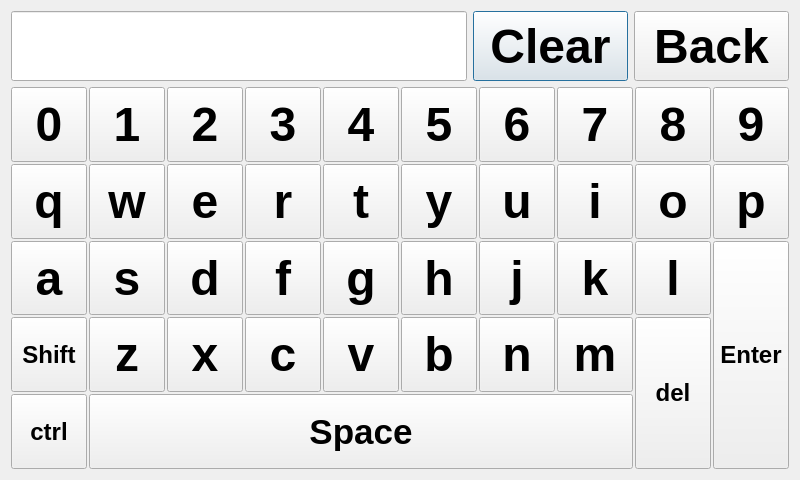
Before: the Qt Designer form src/ui_elements/keyboard.ui in AndreWohnsland/CocktailBerry, drawn with Qt 5.
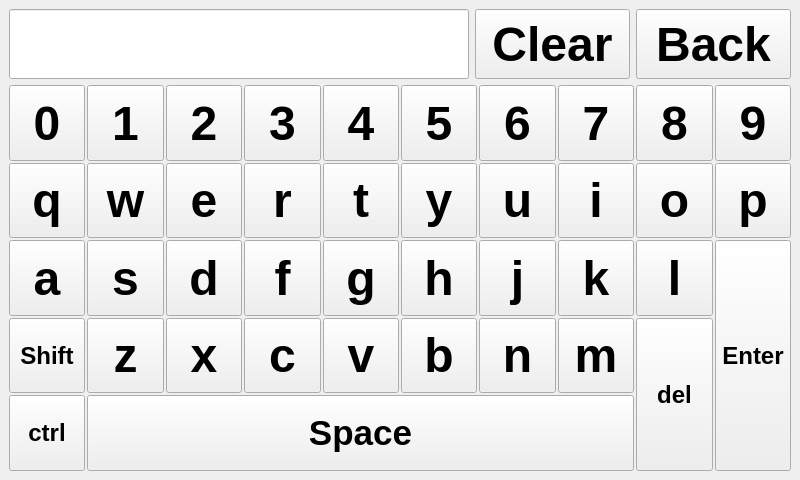
After: the same form once the commit is applied.

Commit message: Refactor elements to use mainwindow instead dialog

Diff of the .ui file:
```diff
--- a/src/ui_elements/keyboard.ui
+++ b/src/ui_elements/keyboard.ui
@@ -1,7 +1,10 @@
 <?xml version="1.0" encoding="UTF-8"?>
 <ui version="4.0">
  <class>Keyboard</class>
- <widget class="QDialog" name="Keyboard">
+ <widget class="QMainWindow" name="Keyboard">
+  <property name="windowModality">
+   <enum>Qt::ApplicationModal</enum>
+  </property>
   <property name="geometry">
    <rect>
     <x>0</x>
@@ -12,7 +15,7 @@
   </property>
   <property name="minimumSize">
    <size>
-    <width>0</width>
+    <width>800</width>
     <height>480</height>
    </size>
   </property>
@@ -25,10 +28,8 @@
   <property name="windowTitle">
    <string>Zutatenname eingeben</string>
   </property>
-  <property name="styleSheet">
-   <string notr="true"/>
-  </property>
-  <layout class="QVBoxLayout" name="verticalLayout">
+  <widget class="QWidget" name="centralwidget">
+   <layout class="QVBoxLayout" name="verticalLayout_2">
    <item>
     <layout class="QHBoxLayout" name="horizontalLayout">
      <item>
@@ -1216,6 +1217,7 @@
     </layout>
    </item>
   </layout>
+  </widget>
  </widget>
  <resources/>
  <connections/>
```
Left out of the diff: 5 changed lines with no effect on the pictures. Lines whose indentation alone changed are shown as unchanged. The commit also changes 11 other files.
